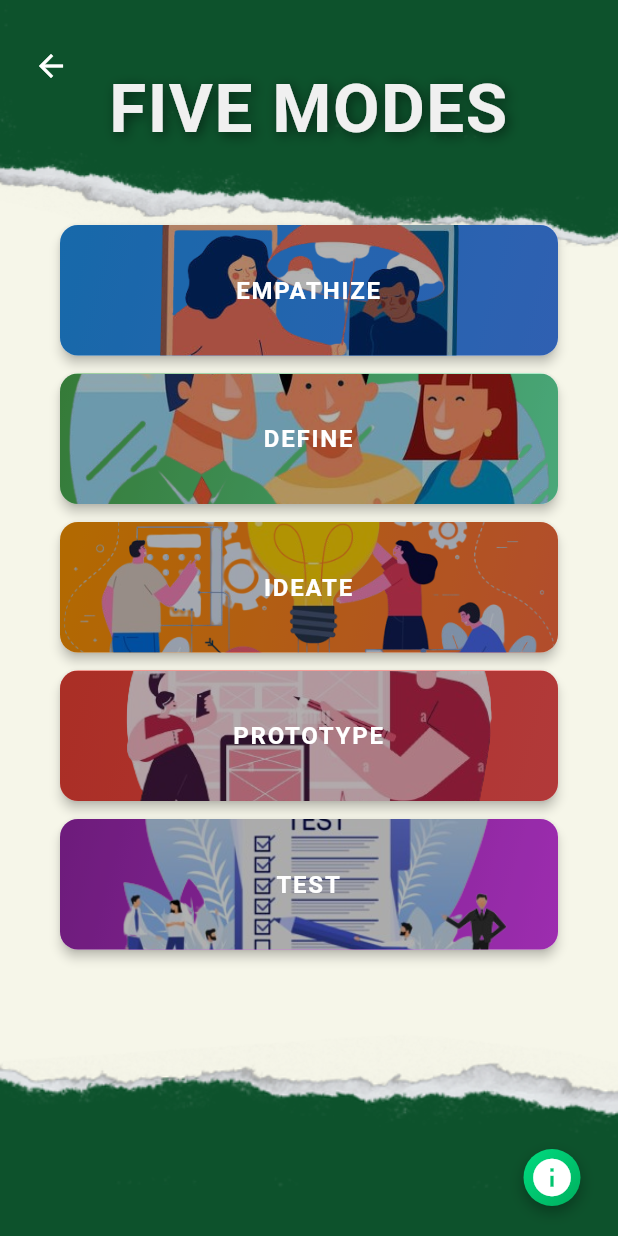
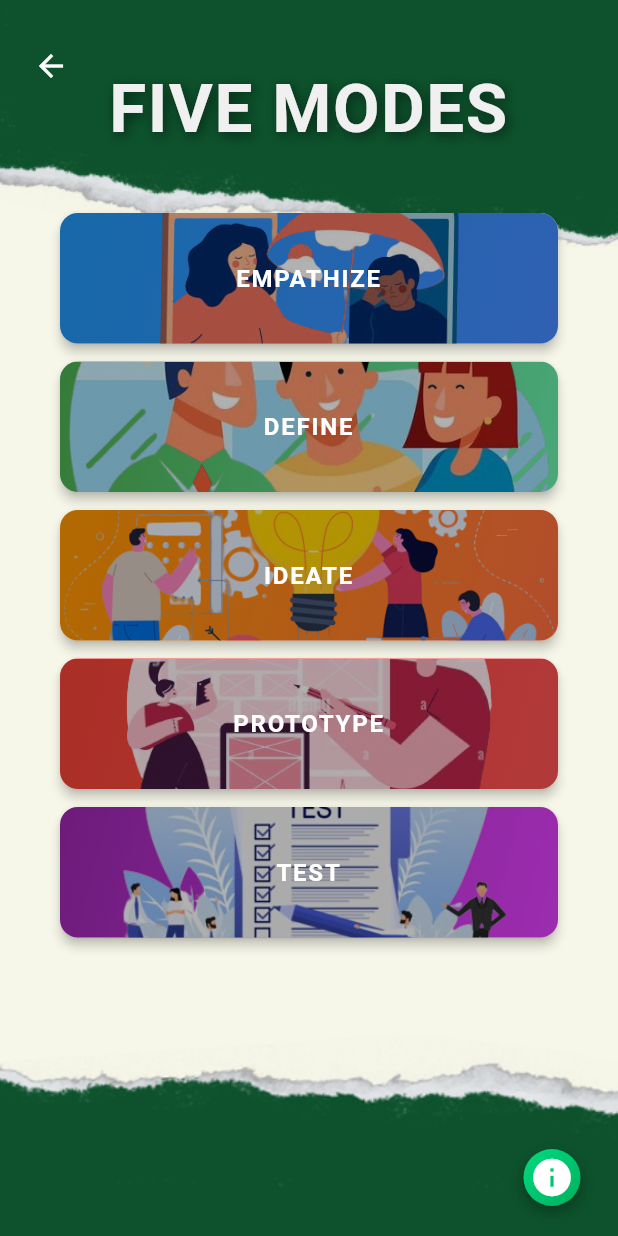
Before and after one commit to KertIce22/test, a Flutter app: the MyHomePage screen opened directly, on a phone screen of 412 x 824 dp. Run offline on Flutter 3.47's test engine with Material 3 defaults, Android fonts, the phone set to English and light mode, and no system bars; our stand-ins replace flip_card, shared_preferences; accounts and stored records are empty.

Commit message:
updated seconpage

```diff
--- a/lib/devpage.dart
+++ b/lib/devpage.dart
@@ -74,7 +74,7 @@ class DeveloperPage extends StatelessWidget {
                 padding: const EdgeInsets.all(16.0),
                 children: const [
                   DeveloperTile(
-                    name: 'Kert Ice Roque',
+                    name: 'Kert Ice Roque Kert',
                     role: 'Backend/ UI/UX',
                     imageUrl: 'assets/images/ke.png',
                   ),
--- a/lib/secondpage.dart
+++ b/lib/secondpage.dart
@@ -68,7 +68,7 @@ class _MyHomePageState extends State<MyHomePage> {
                 ),
                 Expanded(
                   child: Padding(
-                    padding: const EdgeInsets.only(top: 40.0),
+                    padding: const EdgeInsets.only(top: 32.0),
                     child: ListView.builder(
                       padding: const EdgeInsets.symmetric(
                           horizontal: 40.0), // Adjust horizontal padding
```
